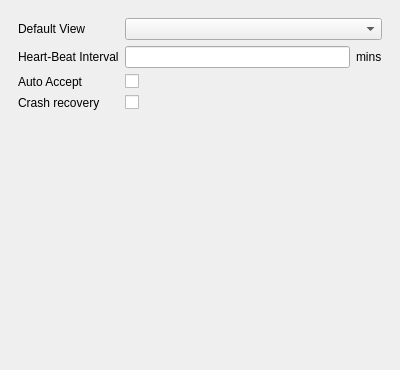
First picture: the form in Qt/Components/Resources/UI/pqApplicationOptions.ui, repository wildmichael/ParaView3-enhancements-old, before the edit.
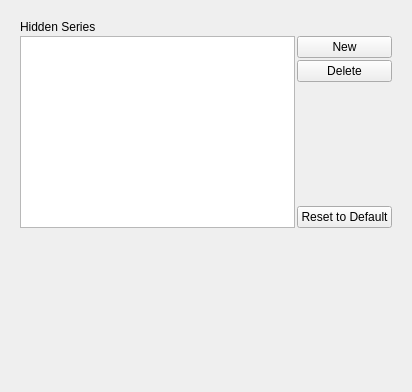
Second picture: the form after the edit. The open tabs and pages were chosen to show the change. Custom widgets are drawn as their Qt base class.

Commit message: ENH: Fixed BUG #9330. Committing Ken's patch to allows hiding of arrays in charts and makes it user configurable.

Diff of the .ui file:
```diff
--- a/Qt/Components/Resources/UI/pqApplicationOptions.ui
+++ b/Qt/Components/Resources/UI/pqApplicationOptions.ui
@@ -1,33 +1,18 @@
 <ui version="4.0" >
  <class>pqApplicationOptions</class>
- <widget class="QWidget" name="pqApplicationOptions" >
-  <property name="geometry" >
+ <widget class="QWidget" name="pqApplicationOptions">
+  <property name="geometry">
    <rect>
     <x>0</x>
     <y>0</y>
-    <width>400</width>
-    <height>370</height>
+    <width>412</width>
+    <height>392</height>
    </rect>
   </property>
   <property name="windowTitle" >
    <string>Form</string>
   </property>
-  <layout class="QVBoxLayout" >
-   <property name="spacing" >
-    <number>6</number>
-   </property>
-   <property name="leftMargin" >
-    <number>9</number>
-   </property>
-   <property name="topMargin" >
-    <number>9</number>
-   </property>
-   <property name="rightMargin" >
-    <number>9</number>
-   </property>
-   <property name="bottomMargin" >
-    <number>9</number>
-   </property>
+  <layout class="QVBoxLayout">
    <item>
     <widget class="QStackedWidget" name="stackedWidget" >
      <property name="currentIndex" >
@@ -334,6 +319,96 @@
        </item>
       </layout>
      </widget>
+     <widget class="QWidget" name="Charts">
+      <layout class="QGridLayout">
+       <item row="0" column="0">
+        <layout class="QGridLayout">
+         <property name="spacing">
+          <number>2</number>
+         </property>
+         <item row="0" column="0" colspan="2">
+          <widget class="QLabel" name="label_6">
+           <property name="text">
+            <string>Hidden Series</string>
+           </property>
+          </widget>
+         </item>
+         <item row="1" column="1">
+          <widget class="QPushButton" name="ChartNewHiddenSeries">
+           <property name="toolTip">
+            <string>Add a regular expression to the hidden series list.</string>
+           </property>
+           <property name="text">
+            <string>New</string>
+           </property>
+          </widget>
+         </item>
+         <item row="2" column="1">
+          <widget class="QPushButton" name="ChartDeleteHiddenSeries">
+           <property name="toolTip">
+            <string>Remove the selected regular expression from the hidden series list.</string>
+           </property>
+           <property name="text">
+            <string>Delete</string>
+           </property>
+          </widget>
+         </item>
+         <item row="3" column="1">
+          <spacer name="verticalSpacer">
+           <property name="orientation">
+            <enum>Qt::Vertical</enum>
+           </property>
+           <property name="sizeHint" stdset="0">
+            <size>
+             <width>20</width>
+             <height>118</height>
+            </size>
+           </property>
+          </spacer>
+         </item>
+         <item row="1" column="0" rowspan="4">
+          <widget class="QListWidget" name="ChartHiddenSeries">
+           <property name="sizePolicy">
+            <sizepolicy hsizetype="Expanding" vsizetype="Expanding">
+             <horstretch>1</horstretch>
+             <verstretch>0</verstretch>
+            </sizepolicy>
+           </property>
+           <property name="toolTip">
+            <string>By default, all series in a data set are initially shown in a chart except those with names that match the regular expressions in this list.</string>
+           </property>
+           <property name="selectionMode">
+            <enum>QAbstractItemView::ExtendedSelection</enum>
+           </property>
+          </widget>
+         </item>
+         <item row="4" column="1">
+          <widget class="QPushButton" name="ChartResetHiddenSeries">
+           <property name="toolTip">
+            <string>Reset the hidden series list to the defaults that come with ParaView.</string>
+           </property>
+           <property name="text">
+            <string>Reset to Default</string>
+           </property>
+          </widget>
+         </item>
+        </layout>
+       </item>
+       <item row="1" column="0">
+        <spacer name="verticalSpacer_2">
+         <property name="orientation">
+          <enum>Qt::Vertical</enum>
+         </property>
+         <property name="sizeHint" stdset="0">
+          <size>
+           <width>20</width>
+           <height>116</height>
+          </size>
+         </property>
+        </spacer>
+       </item>
+      </layout>
+     </widget>
     </widget>
    </item>
   </layout>
```
Left out of the diff: 234 changed lines with no effect on the pictures. The commit also changes 2 other files.
